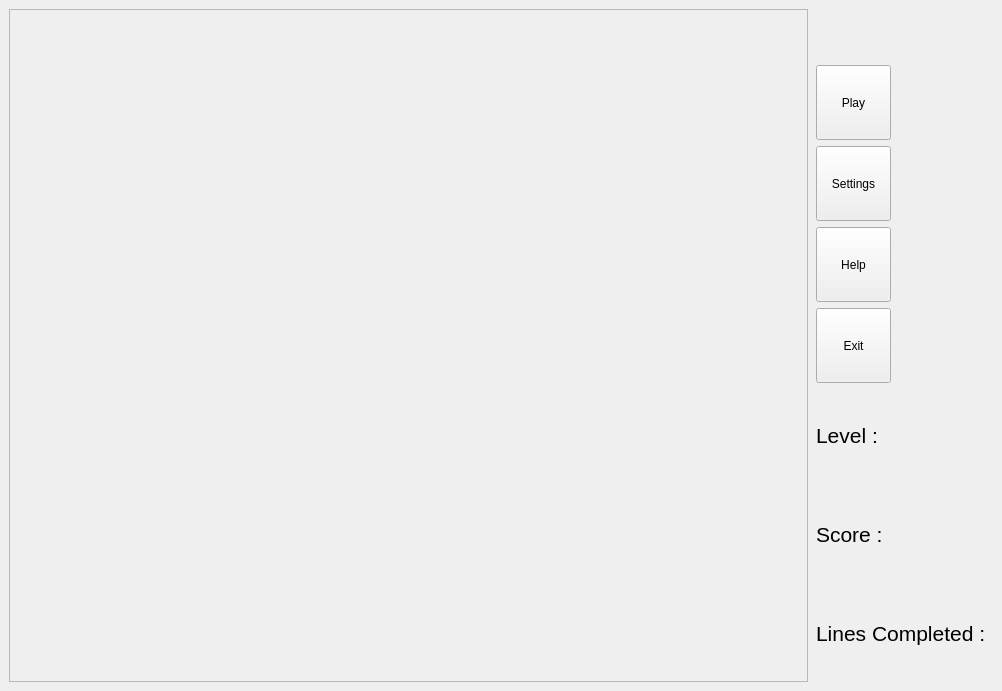
amoraric/Tetris, file Tetris/gui/mainwindow.ui: the form before one commit.
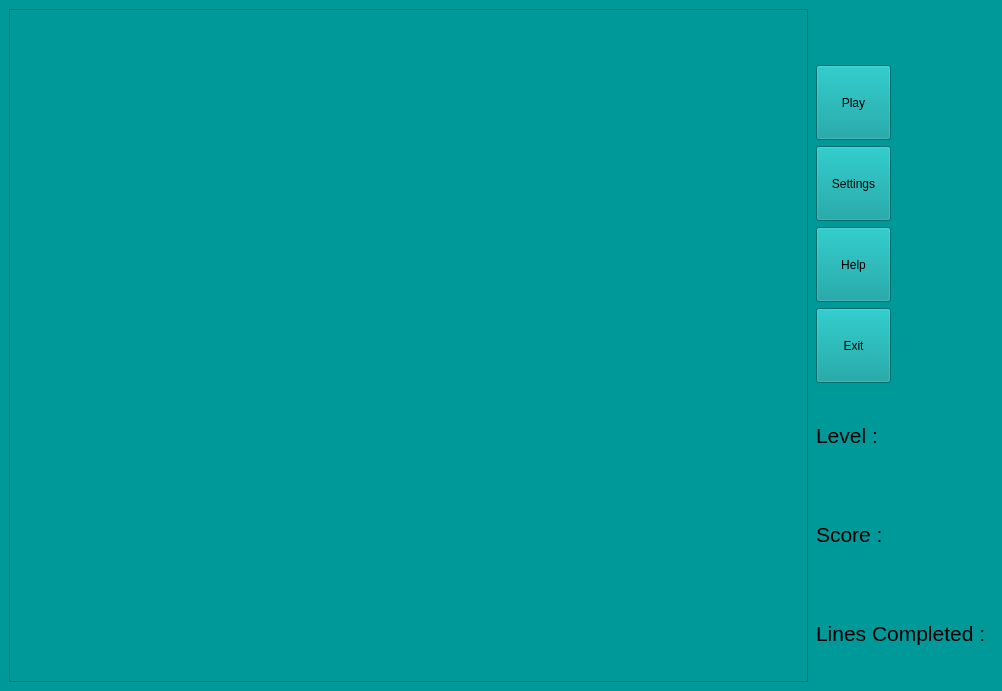
The form after the commit.

The edit to the form file:
```diff
--- a/Tetris/gui/mainwindow.ui
+++ b/Tetris/gui/mainwindow.ui
@@ -19,6 +19,9 @@
   <property name="windowTitle">
    <string>MainWindow</string>
   </property>
+  <property name="styleSheet">
+   <string notr="true">background-color:#009999</string>
+  </property>
   <widget class="QWidget" name="centralwidget">
    <property name="sizePolicy">
     <sizepolicy hsizetype="Expanding" vsizetype="Expanding">
@@ -49,7 +52,7 @@
       <item>
        <layout class="QVBoxLayout" name="rightVLayout" stretch="0,0,0,0,0,0,1,1,1">
         <property name="spacing">
-         <number>-1</number>
+         <number>6</number>
         </property>
         <property name="leftMargin">
          <number>2</number>
```
